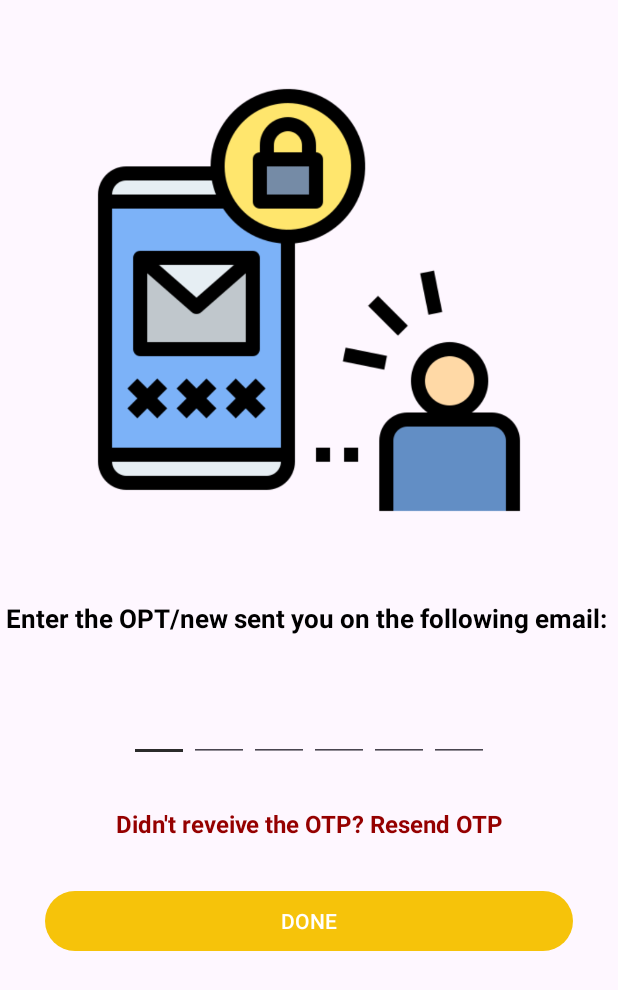
After one commit to Gemnnn/Initiate-News, an Android app: the OtpActivity screen opened directly, with no data from a screen before it, on a phone screen of 412 x 824 dp. The commit adds this screen. Shown: the top 990 px of the screen. Run offline under Robolectric (Android 15) with nearby library versions, the phone set to English and light mode, and no system bars; our stand-ins replace Firebase (no records; nobody signed in at launch, a user with empty details on screens opened directly), data binding; 4 statements that could not run were skipped.

Commit message:
feat: add register otp

```diff
--- a/app/build.gradle.kts
+++ b/app/build.gradle.kts
@@ -1,6 +1,7 @@
 plugins {
     id("com.android.application")
     id("org.jetbrains.kotlin.android")
+    id("com.google.gms.google-services")
 }
 
 android {
@@ -45,6 +46,7 @@ dependencies {
     implementation("androidx.appcompat:appcompat:1.6.1")
     implementation("com.google.android.material:material:1.11.0")
     implementation("androidx.constraintlayout:constraintlayout:2.1.4")
+    implementation("com.google.firebase:firebase-auth:22.3.1")
 
     testImplementation("junit:junit:4.13.2")
     androidTestImplementation("androidx.test.ext:junit:1.1.5")
@@ -54,4 +56,6 @@ dependencies {
 
     implementation("com.squareup.retrofit2:converter-gson:2.9.0")
 
+    //OTP
+    implementation("com.github.1902shubh:SendMail:1.0.0")
 }
--- /dev/null
+++ b/app/src/main/java/com/initiatetech/initiate_news/register/OtpActivity.kt
@@ -0,0 +1,172 @@
+package com.initiatetech.initiate_news.register
+
+import android.content.Intent
+import android.os.Bundle
+import android.util.Log
+import android.widget.Toast
+import androidx.appcompat.app.AppCompatActivity
+import androidx.core.widget.doOnTextChanged
+import androidx.databinding.DataBindingUtil
+import androidx.lifecycle.Observer
+import androidx.lifecycle.ViewModelProvider
+import com.google.firebase.auth.FirebaseAuth
+import com.initiatetech.initiate_news.R
+import com.initiatetech.initiate_news.databinding.ActivityOtpBinding
+import com.initiatetech.initiate_news.login.LoginActivity
+import com.initiatetech.initiate_news.repository.UserRepository
+import com.initiatetech.initiate_news.viewmodel.UserViewModel
+import papaya.`in`.sendmail.SendMail
+import kotlin.random.Random
+import kotlin.random.nextInt
+
+class OtpActivity : AppCompatActivity() {
+
+    private lateinit var viewModel: UserViewModel
+    lateinit var binding : ActivityOtpBinding
+    lateinit var auth: FirebaseAuth
+    var userEmail : String = ""
+    var userPassword : String = ""
+    var random: Int = 0
+
+    override fun onCreate(savedInstanceState: Bundle?) {
+        super.onCreate(savedInstanceState)
+        setContentView(R.layout.activity_otp)
+        binding = DataBindingUtil.setContentView(this, R.layout.activity_otp)
+        userEmail = intent.getStringExtra("email").toString()
+        userPassword = intent.getStringExtra("pass").toString()
+        auth = FirebaseAuth.getInstance()
+
+        random()
+
+        binding.tvShowEmail.setText(userEmail)
+
+        binding.tvResend.setOnClickListener {
+            random()
+        }
+
+        val factory = UserViewModel.UserViewModelFactory(UserRepository())
+        viewModel = ViewModelProvider(this, factory).get(UserViewModel::class.java)
+
+
+        binding.etOtp1.doOnTextChanged { text, start, before, count ->
+            if(!binding.etOtp1.text.toString().isEmpty()){
+                binding.etOtp2.requestFocus()
+            }
+            if(!binding.etOtp2.text.toString().isEmpty()){
+                binding.etOtp2.requestFocus()
+            }
+        }
+
+        binding.etOtp2.doOnTextChanged { text, start, before, count ->
+            if(!binding.etOtp2.text.toString().isEmpty()){
+                binding.etOtp3.requestFocus()
+            }
+            else{
+                binding.etOtp1.requestFocus()
+            }
+        }
+
+        binding.etOtp3.doOnTextChanged { text, start, before, count ->
+            if(!binding.etOtp3.text.toString().isEmpty()){
+                binding.etOtp4.requestFocus()
+            }
+            else{
+                binding.etOtp2.requestFocus()
+            }
+        }
+
+        binding.etOtp4.doOnTextChanged { text, start, before, count ->
+            if(!binding.etOtp4.text.toString().isEmpty()){
+                binding.etOtp5.requestFocus()
+            }
+            else{
+                binding.etOtp3.requestFocus()
+            }
+        }
+
+        binding.etOtp5.doOnTextChanged { text, start, before, count ->
+            if(!binding.etOtp5.text.toString().isEmpty()){
+                binding.etOtp6.requestFocus()
+            }
+            else{
+                binding.etOtp4.requestFocus()
+            }
+        }
+
+        binding.etOtp6.doOnTextChanged { text, start, before, count ->
+            if(binding.etOtp6.text.toString().isEmpty()){
+                binding.etOtp5.requestFocus()
+            }
+
+            binding.btnOtpDone.setOnClickListener{
+                var otp1=binding.etOtp1.text.toString()
+                var otp2=binding.etOtp2.text.toString()
+                var otp3=binding.etOtp3.text.toString()
+                var otp4=binding.etOtp4.text.toString()
+                var otp5=binding.etOtp5.text.toString()
+                var otp6=binding.etOtp6.text.toString()
+
+                var otp="$otp1$otp2$otp3$otp4$otp5$otp6"
+
+                if(binding.etOtp1.text.toString().isEmpty()||
+                    binding.etOtp2.text.toString().isEmpty()||
+                    binding.etOtp3.text.toString().isEmpty()||
+                    binding.etOtp4.text.toString().isEmpty()||
+                    binding.etOtp5.text.toString().isEmpty()||
+                    binding.etOtp6.text.toString().isEmpty()){
+                    Toast.makeText(this@OtpActivity, "Enter OTP", Toast.LENGTH_SHORT).show()
+                }
+                else if(!otp.equals(random.toString())){
+                    Toast.makeText(this@OtpActivity, "Wrong OTP", Toast.LENGTH_SHORT).show()
+                }
+                else{
+                    auth.createUserWithEmailAndPassword(userEmail,userPassword).addOnCompleteListener {
+                        // OTP is correct
+                        if(it.isSuccessful){
+                            viewModel.registerUser(userEmail, userPassword)
+                            observeRegistrationStatus()
+                        }
+                        else {
+                            Toast.makeText(this@OtpActivity, it.exception?.message.toString(), Toast.LENGTH_SHORT).show()
+                        }
+                    }
+                }
+            }
+        }
+    }
+
+    fun random() {
+        random = Random.nextInt(100000..999999) // Generate a random number between 100000 and 999999
+        val mail = SendMail(
+            "initiatenews@gmail.com",
+            "preuwvsydybixgsx",
+            userEmail,
+            "Initiate News OTP",
+            "Your OTP is -> $random"
+        )
+        mail.execute()
+    }
+
+    private fun observeRegistrationStatus() {
+        viewModel.registrationStatus.observe(this, Observer { status ->
+            when (status) {
+                UserViewModel.RegistrationStatus.SUCCESS -> {
+                    Toast.makeText(this, "Registration successful", Toast.LENGTH_SHORT).show()
+                    navigateToLoginActivity()
+                }
+                UserViewModel.RegistrationStatus.FAILURE -> {
+                    Toast.makeText(this, "Registration failed", Toast.LENGTH_SHORT).show()
+                }
+                UserViewModel.RegistrationStatus.ERROR -> {
+                    Toast.makeText(this, "An error occurred during registration", Toast.LENGTH_SHORT).show()
+                }
+            }
+        })
+    }
+
+    private fun navigateToLoginActivity() {
+        val intent = Intent(this, LoginActivity::class.java)
+        startActivity(intent)
+        Log.d("Registration", "navigated to login")
+    }
+}
--- a/app/src/main/java/com/initiatetech/initiate_news/register/RegisterActivity.kt
+++ b/app/src/main/java/com/initiatetech/initiate_news/register/RegisterActivity.kt
@@ -7,7 +7,6 @@ import android.util.Patterns
 import android.widget.EditText
 import android.widget.Toast
 import androidx.appcompat.app.AppCompatActivity
-import androidx.lifecycle.Observer
 import androidx.lifecycle.ViewModelProvider
 import com.google.android.material.button.MaterialButton
 import com.initiatetech.initiate_news.R
@@ -44,9 +43,27 @@ class RegisterActivity : AppCompatActivity() {
             Log.d("Registration", "Cancelled")
             navigateToLoginActivity()
         }
+//        viewModel.registerUser(email, password)
+//        observeRegistrationStatus()
+    }
 
-        observeRegistrationStatus()
-    }
+//    private fun registerUser() {
+//        val email = emailEditText.text.toString().trim()
+//        val password = passwordEditText.text.toString().trim()
+//
+//        // Example validation, adjust according to your requirements
+//        if (email.isEmpty() || password.isEmpty()) {
+//            Toast.makeText(this, "Email and password cannot be empty", Toast.LENGTH_SHORT).show()
+//        } else if (!Patterns.EMAIL_ADDRESS.matcher(email).matches()) {
+//            Toast.makeText(this, "Invalid email format", Toast.LENGTH_SHORT).show()
+//        } else if (password.length < 6) { // Example minimum length
+//            Toast.makeText(this, "Password must be at least 6 characters", Toast.LENGTH_SHORT).show()
+//        } else {
+//            viewModel.registerUser(email, password)
+//            val intent = Intent(this, OtpActivity::class.java)
+//            startActivity(intent)
+//        }
+//    }
 
     private fun registerUser() {
         val email = emailEditText.text.toString().trim()
@@ -59,27 +76,38 @@ class RegisterActivity : AppCompatActivity() {
             Toast.makeText(this, "Invalid email format", Toast.LENGTH_SHORT).show()
         } else if (password.length < 6) { // Example minimum length
             Toast.makeText(this, "Password must be at least 6 characters", Toast.LENGTH_SHORT).show()
+        } else if (!password.matches(".*[A-Z].*".toRegex())) {
+            Toast.makeText(this, "Password must contain at least one uppercase letter", Toast.LENGTH_SHORT).show()
+        } else if (!password.matches(".*[!@#$%^&*()_+{}\\[\\]:;<>,.?/~`'-=\\\\|].*".toRegex())) {
+            Toast.makeText(this, "Password must contain at least one special character", Toast.LENGTH_SHORT).show()
         } else {
-            viewModel.registerUser(email, password)
+            // Proceed with registration
+            val intent = Intent(this, OtpActivity::class.java)
+            intent.putExtra("email", email)
+            intent.putExtra("pass",password)
+            startActivity(intent)
         }
     }
 
-    private fun observeRegistrationStatus() {
-        viewModel.registrationStatus.observe(this, Observer { status ->
-            when (status) {
-                UserViewModel.RegistrationStatus.SUCCESS -> {
-                    Toast.makeText(this, "Registration successful", Toast.LENGTH_SHORT).show()
-                    navigateToLoginActivity()
-                }
-                UserViewModel.RegistrationStatus.FAILURE -> {
-                    Toast.makeText(this, "Registration failed", Toast.LENGTH_SHORT).show()
-                }
-                UserViewModel.RegistrationStatus.ERROR -> {
-                    Toast.makeText(this, "An error occurred during registration", Toast.LENGTH_SHORT).show()
-                }
-            }
-        })
-    }
+
+
+
+//    private fun observeRegistrationStatus() {
+//        viewModel.registrationStatus.observe(this, Observer { status ->
+//            when (status) {
+//                UserViewModel.RegistrationStatus.SUCCESS -> {
+//                    Toast.makeText(this, "Registration successful", Toast.LENGTH_SHORT).show()
+//                    navigateToLoginActivity()
+//                }
+//                UserViewModel.RegistrationStatus.FAILURE -> {
+//                    Toast.makeText(this, "Registration failed", Toast.LENGTH_SHORT).show()
+//                }
+//                UserViewModel.RegistrationStatus.ERROR -> {
+//                    Toast.makeText(this, "An error occurred during registration", Toast.LENGTH_SHORT).show()
+//                }
+//            }
+//        })
+//    }
 
     private fun navigateToLoginActivity() {
         val intent = Intent(this, LoginActivity::class.java)
--- /dev/null
+++ b/app/src/main/res/layout/activity_otp.xml
@@ -0,0 +1,150 @@
+<?xml version="1.0" encoding="utf-8"?>
+<layout>
+<LinearLayout xmlns:android="http://schemas.android.com/apk/res/android"
+    xmlns:app="http://schemas.android.com/apk/res-auto"
+    xmlns:tools="http://schemas.android.com/tools"
+    android:layout_width="match_parent"
+    android:layout_height="match_parent"
+    tools:context=".register.RegisterActivity"
+    android:orientation="vertical">
+
+    <RelativeLayout
+        android:layout_width="match_parent"
+        android:layout_height="50dp">
+
+
+    </RelativeLayout>
+
+    <RelativeLayout
+        android:layout_width="match_parent"
+        android:layout_height="300dp">
+        <ImageView
+            android:layout_width="300dp"
+            android:layout_height="300dp"
+            android:layout_centerVertical="true"
+            android:layout_centerHorizontal="true"
+            android:src="@drawable/otp"/>
+    </RelativeLayout>
+
+    <TextView
+        android:layout_width="match_parent"
+        android:layout_height="wrap_content"
+        android:text="Enter the OPT/new sent you on the following email: "
+        android:textSize="17sp"
+        android:textStyle="bold"
+        android:gravity="center"
+        android:textColor="@color/black"
+        android:layout_marginTop="50dp"/>
+
+    <TextView
+        android:id="@+id/tv_showEmail"
+        android:layout_width="match_parent"
+        android:layout_height="wrap_content"
+        android:textSize="13sp"
+        android:layout_marginTop="20dp"
+        android:textColor="#FFDD00"
+        android:textStyle="bold"/>
+
+    <LinearLayout
+        android:layout_width="match_parent"
+        android:layout_height="wrap_content"
+        android:orientation="horizontal"
+        android:gravity="center">
+
+        <EditText
+            android:id="@+id/et_otp1"
+            android:layout_width="40dp"
+            android:layout_height="45dp"
+            android:gravity="center"
+            android:imeOptions="actionNext"
+            android:importantForAutofill="no"
+            android:inputType="number"
+            android:textColor="@color/black"
+            android:textStyle="bold"
+            android:maxLength="1"/>
+
+        <EditText
+            android:id="@+id/et_otp2"
+            android:layout_width="40dp"
+            android:layout_height="45dp"
+            android:gravity="center"
+            android:imeOptions="actionNext"
+            android:importantForAutofill="no"
+            android:inputType="number"
+            android:textColor="@color/black"
+            android:textStyle="bold"
+            android:maxLength="1"/>
+
+        <EditText
+            android:id="@+id/et_otp3"
+            android:layout_width="40dp"
+            android:layout_height="45dp"
+            android:gravity="center"
+            android:imeOptions="actionNext"
+            android:importantForAutofill="no"
+            android:inputType="number"
+            android:textColor="@color/black"
+            android:textStyle="bold"
+            android:maxLength="1"/>
+
+        <EditText
+            android:id="@+id/et_otp4"
+            android:layout_width="40dp"
+            android:layout_height="45dp"
+            android:gravity="center"
+            android:imeOptions="actionNext"
+            android:importantForAutofill="no"
+            android:inputType="number"
+            android:textColor="@color/black"
+            android:textStyle="bold"
+            android:maxLength="1"/>
+
+        <EditText
+            android:id="@+id/et_otp5"
+            android:layout_width="40dp"
+            android:layout_height="45dp"
+            android:gravity="center"
+            android:imeOptions="actionNext"
+            android:importantForAutofill="no"
+            android:inputType="number"
+            android:textColor="@color/black"
+            android:textStyle="bold"
+            android:maxLength="1"/>
+
+        <EditText
+            android:id="@+id/et_otp6"
+            android:layout_width="40dp"
+            android:layout_height="45dp"
+            android:gravity="center"
+            android:imeOptions="actionNext"
+            android:importantForAutofill="no"
+            android:inputType="number"
+            android:textColor="@color/black"
+            android:textStyle="bold"
+            android:maxLength="1"/>
+
+    </LinearLayout>
+
+    <TextView
+        android:id="@+id/tv_resend"
+        android:layout_width="match_parent"
+        android:layout_height="wrap_content"
+        android:text="Didn't reveive the OTP? Resend OTP"
+        android:textColor="#950000"
+        android:textStyle="bold"
+        android:textSize="16sp"
+        android:gravity="center"
+        android:layout_marginTop="30dp"/>
+
+    <Button
+        android:id="@+id/btn_otpDone"
+        android:layout_width="match_parent"
+        android:layout_height="wrap_content"
+        android:text="DONE"
+        android:layout_marginStart="30dp"
+        android:layout_marginEnd="30dp"
+        android:layout_marginTop="30dp"/>
+
+
+</LinearLayout>
+</layout>
--- a/app/src/main/res/layout/activity_register.xml
+++ b/app/src/main/res/layout/activity_register.xml
@@ -27,10 +27,13 @@
         android:id="@+id/buttonRegister"
         android:layout_width="match_parent"
         android:layout_height="wrap_content"
+        android:layout_below="@id/editTextPassword"
+        android:layout_marginStart="16dp"
+        android:layout_marginTop="16dp"
+        android:layout_marginEnd="16dp"
+        android:layout_marginBottom="16dp"
         android:text="Register"
-        android:layout_below="@id/editTextPassword"
-        android:layout_margin="16dp"
-        app:cornerRadius="20dp"/>
+        app:cornerRadius="20dp" />
 
     <com.google.android.material.button.MaterialButton
         android:id="@+id/buttonCancelRegister"
--- a/build.gradle.kts
+++ b/build.gradle.kts
@@ -1,3 +1,8 @@
+buildscript {
+    dependencies {
+        classpath("com.google.gms:google-services:4.4.1")
+    }
+}
 // Top-level build file where you can add configuration options common to all sub-projects/modules.
 plugins {
     id("com.android.application") version "8.1.1" apply false
--- a/settings.gradle.kts
+++ b/settings.gradle.kts
@@ -10,6 +10,9 @@ dependencyResolutionManagement {
     repositories {
         google()
         mavenCentral()
+        maven {
+            url = uri("https://www.jitpack.io" )
+        }
     }
 }
 
```
Also changed, not shown: app/src/main/AndroidManifest.xml (+6 -3 lines), app/src/main/res/drawable/otp.png (added), 1 other file.
